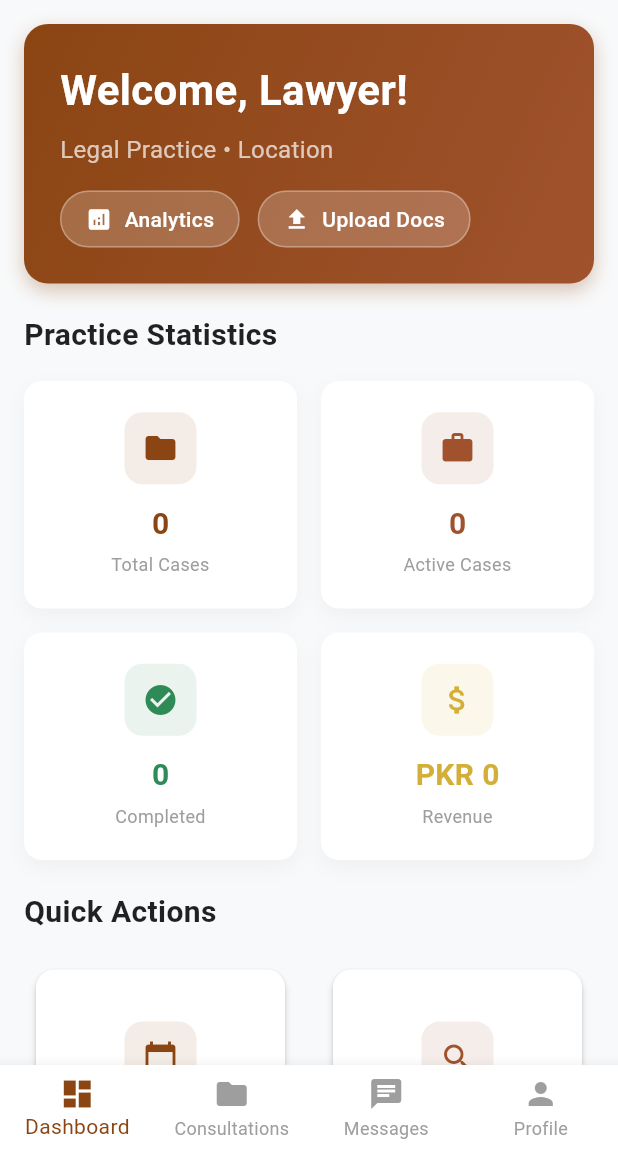
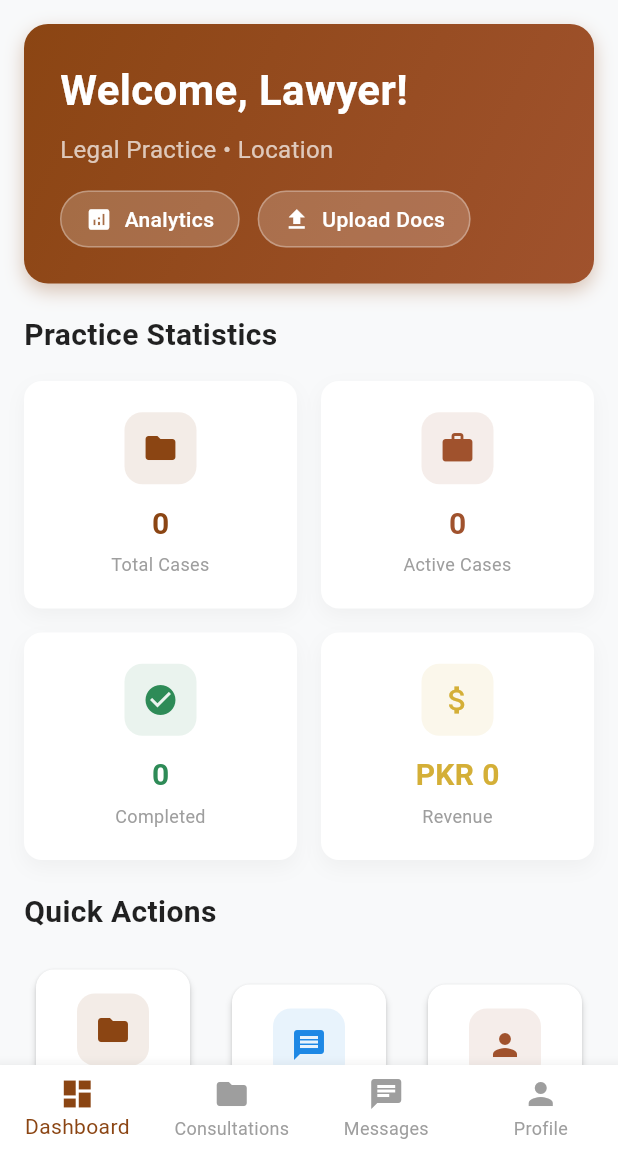
Before and after one commit to DeveloperSarim/ServirPak, a Flutter app: the LawyerDashboard screen opened directly, on a phone screen of 412 x 824 dp, the part 84-1236 px from its top. Run offline on Flutter 3.47's test engine with Material 3 defaults, Android fonts, the phone set to English and light mode, and no system bars; our stand-ins replace cloud_firestore, file_picker, firebase_auth, firebase_core, image_picker, shared_preferences; missing offline and left inert: mailer; accounts and stored records are empty.

Commit message:
Update lawyer_dashboard.dart

```diff
--- a/lib/screens/lawyer/lawyer_dashboard.dart
+++ b/lib/screens/lawyer/lawyer_dashboard.dart
@@ -9,8 +9,6 @@ import '../../models/user_model.dart';
 import '../../models/chat_model.dart';
 import '../auth/login_screen.dart';
 import 'lawyer_analytics_screen.dart';
-import 'lawyer_schedule_screen.dart';
-import 'lawyer_client_search_screen.dart';
 import 'lawyer_chat_list_screen.dart';
 import 'lawyer_consultations_screen.dart';
 import 'lawyer_chat_screen.dart';
@@ -571,85 +569,51 @@ class _LawyerDashboardState extends State<LawyerDashboard> {
           ),
         ),
         const SizedBox(height: 16),
-        GridView.count(
-          crossAxisCount: ResponsiveHelper.isMobile(context) ? 2 : 3,
-          shrinkWrap: true,
-          physics: const NeverScrollableScrollPhysics(),
-          crossAxisSpacing: 16,
-          mainAxisSpacing: 16,
-          childAspectRatio: 1.1,
+        Row(
           children: [
-            _buildActionCard(
-              'Schedule Meeting',
-              Icons.calendar_today,
-              const Color(0xFF8B4513),
-            ),
-            _buildActionCard(
-              'Client Search',
-              Icons.search,
-              const Color(0xFFA0522D),
-            ),
-            _buildActionCard('Case Notes', Icons.note, const Color(0xFF2E8B57)),
-            _buildActionCard('Billing', Icons.payment, const Color(0xFFD4AF37)),
-            _buildActionCard(
-              'Analytics',
-              Icons.analytics,
-              const Color(0xFF8B4513),
-            ),
-            _buildActionCard(
-              'Messages',
-              Icons.message,
-              const Color(0xFF1E88E5),
-            ),
-            _buildConsultationActionCard(),
+            Expanded(
+              child: _buildActionCard(
+                'My Consultations',
+                Icons.folder,
+                const Color(0xFF8B4513),
+                () => setState(() => _selectedIndex = 1),
+              ),
+            ),
+            const SizedBox(width: 12),
+            Expanded(
+              child: _buildActionCard(
+                'Messages',
+                Icons.message,
+                const Color(0xFF1E88E5),
+                () => setState(() => _selectedIndex = 2),
+              ),
+            ),
+            const SizedBox(width: 12),
+            Expanded(
+              child: _buildActionCard(
+                'Profile',
+                Icons.person,
+                const Color(0xFFA0522D),
+                () => setState(() => _selectedIndex = 3),
+              ),
+            ),
           ],
         ),
       ],
     );
   }
 
-  Widget _buildActionCard(String title, IconData icon, Color color) {
+  Widget _buildActionCard(
+    String title,
+    IconData icon,
+    Color color,
+    VoidCallback onTap,
+  ) {
     return Card(
       elevation: 2,
       shape: RoundedRectangleBorder(borderRadius: BorderRadius.circular(12)),
       child: InkWell(
-        onTap: () {
-          if (title == 'Analytics') {
-            _navigateToAnalytics();
-          } else if (title == 'Messages') {
-            setState(() => _selectedIndex = 2);
-          } else if (title == 'Schedule Meeting') {
-            Navigator.push(
-              context,
-              MaterialPageRoute(
-                builder: (context) => const LawyerScheduleScreen(),
-              ),
-            );
-          } else if (title == 'Client Search') {
-            Navigator.push(
-              context,
-              MaterialPageRoute(
-                builder: (context) => const LawyerClientSearchScreen(),
-              ),
-            );
-          } else if (title == 'Case Notes') {
-            _showCaseNotesDialog();
-          } else if (title == 'Billing') {
-            _showBillingDialog();
-          } else if (title == 'Consultations') {
-            Navigator.push(
-              context,
-              MaterialPageRoute(
-                builder: (context) => const LawyerConsultationsScreen(),
-              ),
-            );
-          } else {
-            // Handle other actions
-            ScaffoldMessenger.of(context).showSnackBar(
-              SnackBar(content: Text('$title functionality coming soon!')),
-            );
-          }
-        },
+        onTap: onTap,
         borderRadius: BorderRadius.circular(12),
         child: Padding(
           padding: const EdgeInsets.all(16),
```
